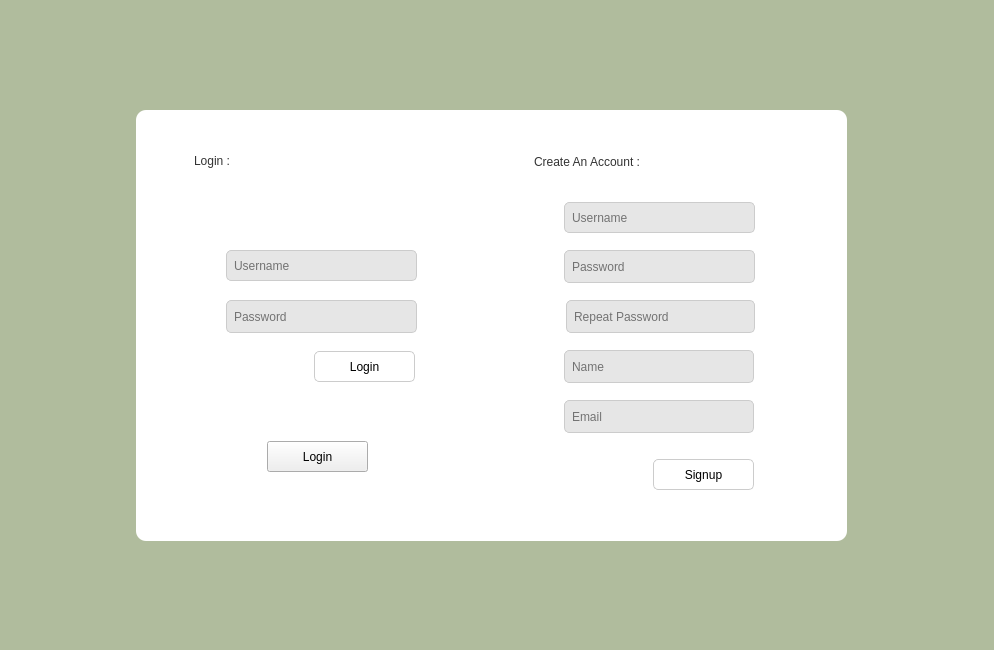
amir-h-A-0001/DS-SocialNetwork, file SocialNetwork/login_signup.ui: the form before one commit.
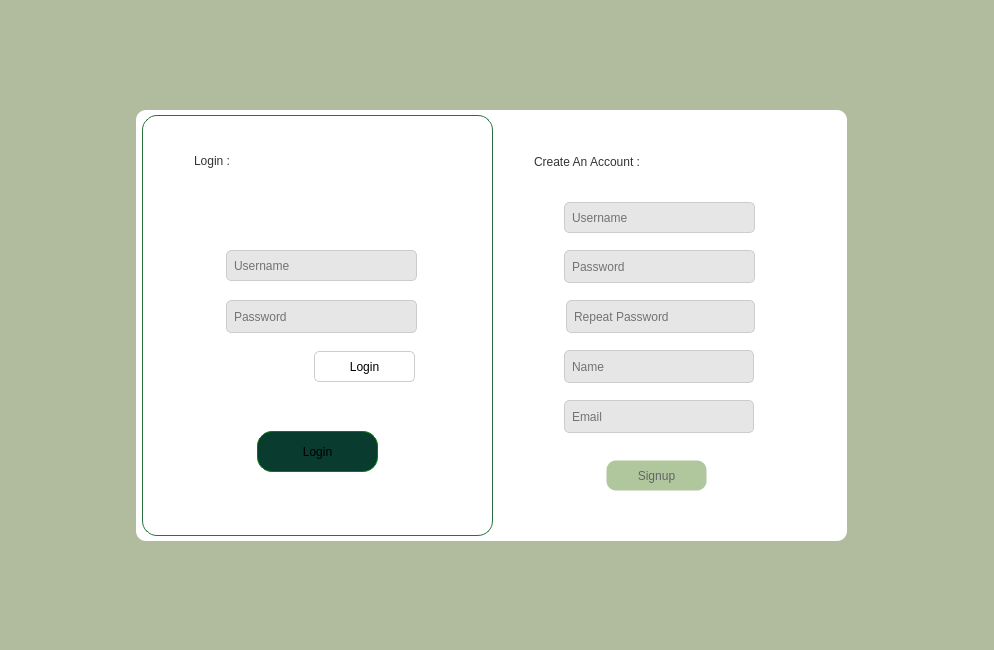
The form after the commit. Icons and pictures are not drawn.

Commit message: fixed the editPost function declaration and changed login_signUp page styles

Patch:
```diff
--- a/SocialNetwork/login_signup.ui
+++ b/SocialNetwork/login_signup.ui
@@ -286,8 +286,8 @@
     <widget class="QPushButton" name="signupPB">
      <property name="geometry">
       <rect>
-       <x>517</x>
-       <y>349</y>
+       <x>470</x>
+       <y>350</y>
        <width>101</width>
        <height>31</height>
       </rect>
@@ -298,6 +298,12 @@
        <verstretch>0</verstretch>
       </sizepolicy>
      </property>
+     <property name="styleSheet">
+      <string notr="true">border-radius:10px;
+border:1px solid transparent;
+background-color: rgb(176, 198, 157);
+color:rgb(100,100,100);</string>
+     </property>
      <property name="text">
       <string>Signup</string>
      </property>
@@ -439,8 +445,9 @@
     background-position: center;
     background-repeat: no-repeat;
     border-radius: 15px;
-    border: 1px solid transparent; /* Optional */
+    border: 1px solid rgb(42, 111, 64);
 }
+
 </string>
     </property>
     <property name="frameShape">
@@ -452,12 +459,17 @@
     <widget class="QPushButton" name="openLoginSignupPB">
      <property name="geometry">
       <rect>
-       <x>125</x>
-       <y>326</y>
-       <width>101</width>
-       <height>31</height>
+       <x>115</x>
+       <y>316</y>
+       <width>121</width>
+       <height>41</height>
       </rect>
      </property>
+     <property name="styleSheet">
+      <string notr="true">border-radius:15px;
+border:1px solid green;
+background-color: rgb(9, 59, 47);</string>
+     </property>
      <property name="text">
       <string>Login</string>
      </property>
```
Left out of the diff: 10 changed lines with no effect on the pictures. The commit also changes 7 other files.
